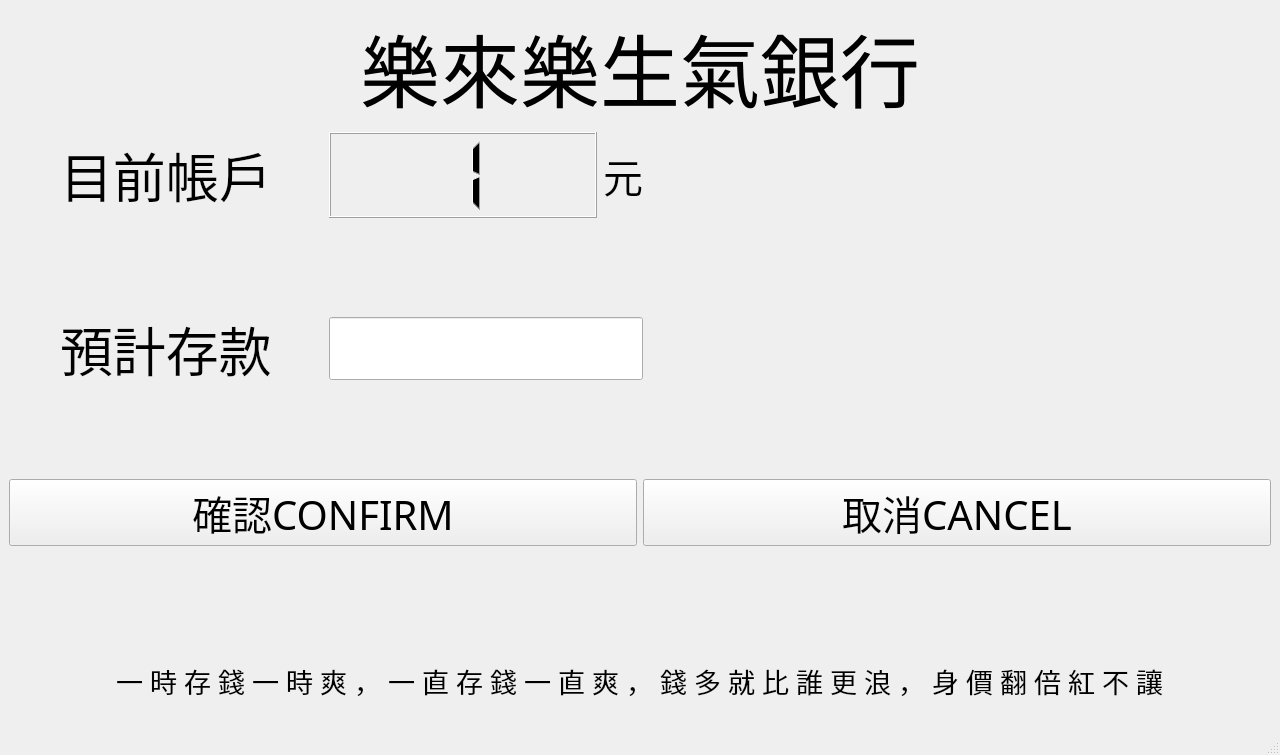
First picture: the form in Bank/GUI_Design/deposit.ui, repository ChungChenWei/Bank_2020, before the edit.
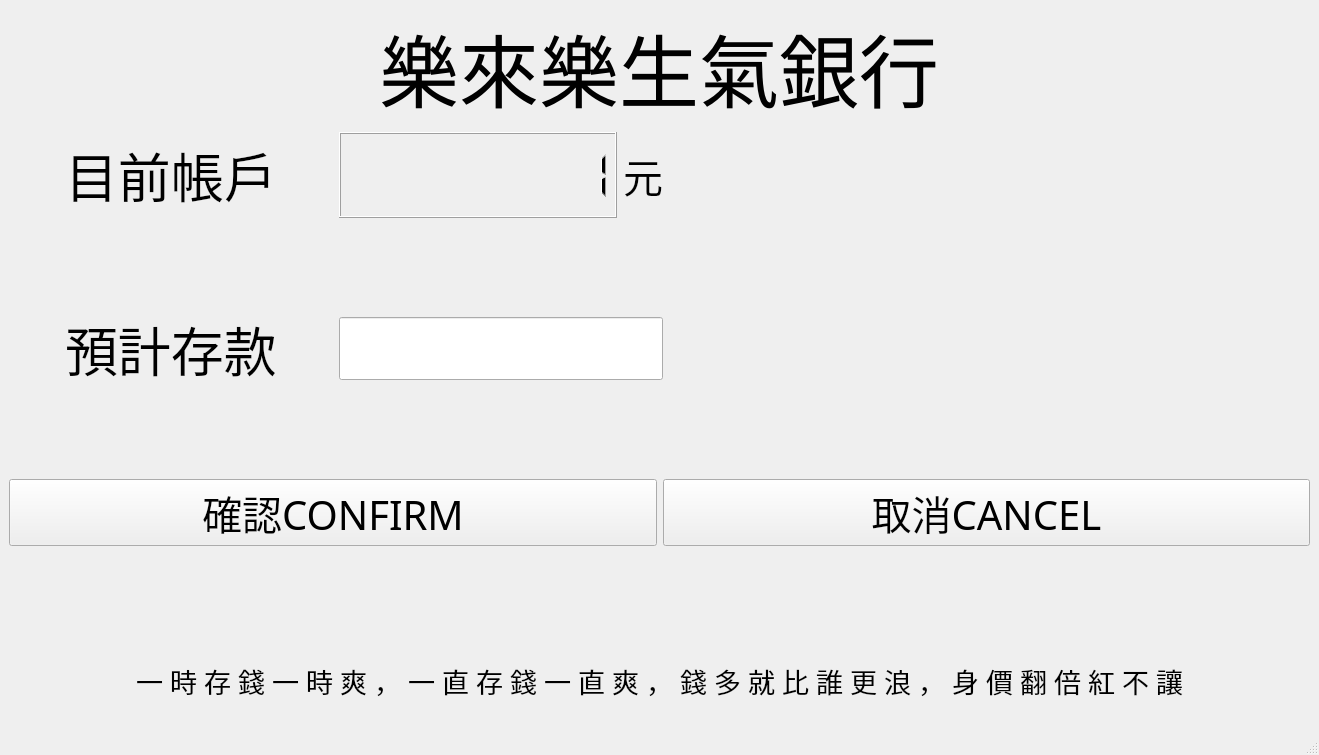
Second picture: the form after the edit.

What changed in the file:
```diff
--- a/Bank/GUI_Design/deposit.ui
+++ b/Bank/GUI_Design/deposit.ui
@@ -6,7 +6,7 @@
    <rect>
     <x>0</x>
     <y>0</y>
-    <width>1280</width>
+    <width>1319</width>
     <height>755</height>
    </rect>
   </property>
@@ -202,7 +202,7 @@
              </font>
             </property>
             <property name="digitCount">
-             <number>1</number>
+             <number>10</number>
             </property>
             <property name="value" stdset="0">
              <double>1.000000000000000</double>
```
Left out of the diff: 12 changed lines with no effect on the pictures.
